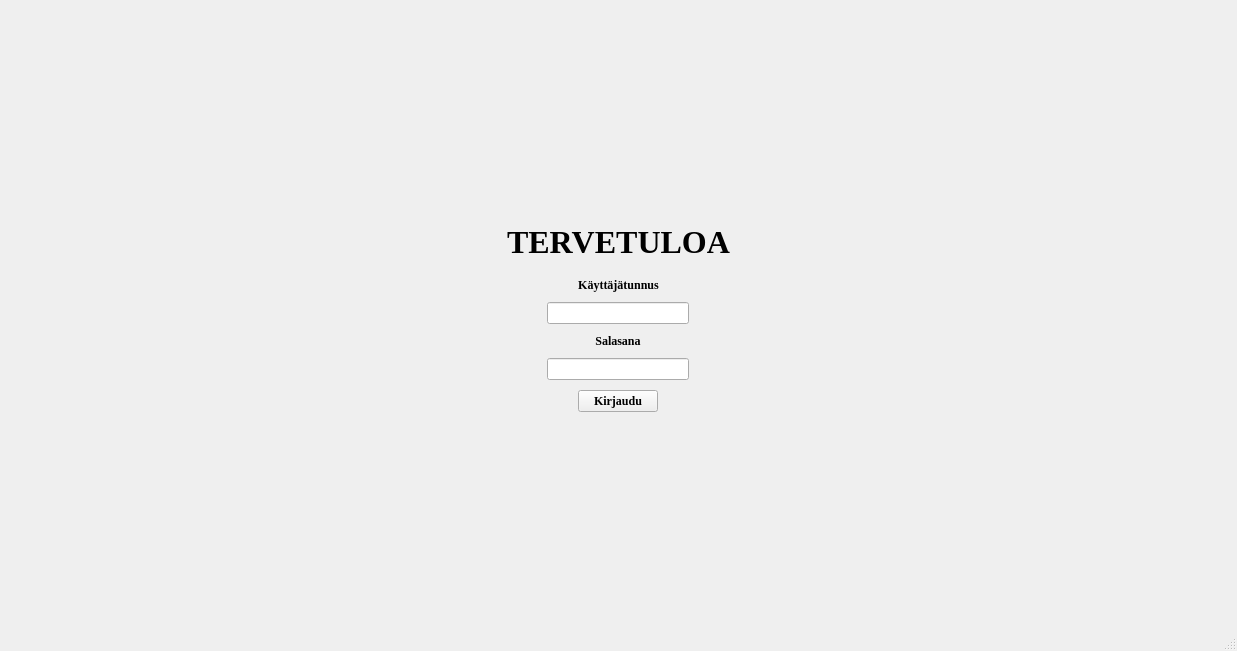
The window that bank-automat/mainwindow.ui (Sahid1981/NEWPankkiautomaatti) describes before a commit, drawn with Qt 5.
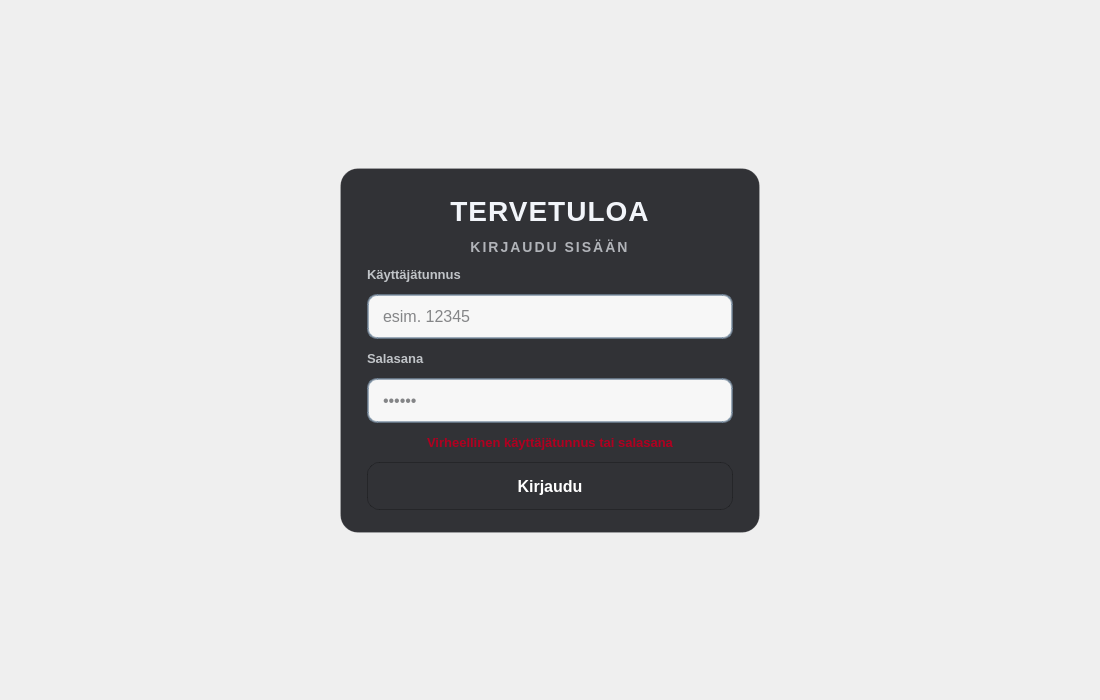
The same window after the commit.

Commit message: mainwindow.ui ulkoasua paranneltu

What changed in the file:
```diff
--- a/bank-automat/mainwindow.ui
+++ b/bank-automat/mainwindow.ui
@@ -6,30 +6,120 @@
    <rect>
     <x>0</x>
     <y>0</y>
-    <width>1237</width>
-    <height>651</height>
+    <width>1100</width>
+    <height>700</height>
    </rect>
   </property>
   <property name="windowTitle">
    <string>MainWindow</string>
   </property>
-  <property name="autoFillBackground">
-   <bool>false</bool>
+
+  <!-- ATM theme directly in UI -->
+  <property name="styleSheet">
+   <string notr="true"><![CDATA[
+/* =========================
+   ATM THEME (MainWindow.ui)
+   ========================= */
+
+/* Base */
+QWidget#centralwidget {
+    background: transparent;
+    font-family: "Segoe UI";
+    font-size: 16px;
+}
+
+/* ATM panel/card */
+QFrame#loginCard {
+    background-color: rgba(18, 20, 24, 220);
+    border: 1px solid rgba(255, 255, 255, 30);
+    border-radius: 18px;
+}
+
+/* Titles */
+QLabel#welcomeLabel {
+    color: #F2F5FA;
+    font-size: 28px;
+    font-weight: 800;
+    letter-spacing: 1px;
+}
+
+QLabel#subtitleLabel {
+    color: rgba(242, 245, 250, 170);
+    font-size: 14px;
+    font-weight: 700;
+    letter-spacing: 2px;
+}
+
+/* Field labels */
+QLabel#userLabel, QLabel#passLabel {
+    color: rgba(242, 245, 250, 190);
+    font-size: 13px;
+    font-weight: 700;
+}
+
+/* Inputs */
+QLineEdit#user, QLineEdit#password {
+    background-color: rgba(255, 255, 255, 245);
+    color: #121418;
+
+    border: 2px solid rgba(120, 140, 160, 180);
+    border-radius: 10px;
+
+    padding: 10px 12px;
+    font-size: 16px;
+}
+
+QLineEdit#user:focus, QLineEdit#password:focus {
+    border: 2px solid rgba(40, 110, 220, 230);
+    background-color: rgba(255, 255, 255, 255);
+}
+
+QLineEdit#user::placeholder, QLineEdit#password::placeholder {
+    color: rgba(18, 20, 24, 110);
+}
+
+/* Error */
+QLabel#errorLabel {
+    color: #B00020;
+    font-size: 13px;
+    font-weight: 800;
+}
+
+/* Login button */
+QPushButton#KirjauduButton {
+    background: qlineargradient(x1:0, y1:0, x2:0, y2:1,
+                                stop:0 #2A5CFF,
+                                stop:1 #1B3FBF);
+    color: #FFFFFF;
+
+    border: 1px solid rgba(0, 0, 0, 60);
+    border-radius: 12px;
+
+    font-size: 16px;
+    font-weight: 800;
+    padding: 12px 14px;
+}
+
+QPushButton#KirjauduButton:hover {
+    background: qlineargradient(x1:0, y1:0, x2:0, y2:1,
+                                stop:0 #3A6DFF,
+                                stop:1 #2449D8);
+}
+
+QPushButton#KirjauduButton:pressed {
+    /* pressed: painuu alas -> vaihda border-bottom pienemmäksi */
+    background: qlineargradient(x1:0, y1:0, x2:0, y2:1,
+                                stop:0 #1E47D6,
+                                stop:1 #16339E);
+    border-bottom: 1px solid rgba(0, 0, 0, 110);
+    padding-top: 13px;  /* pieni “painallus” */
+    padding-bottom: 11px;
+}
+]]></string>
   </property>
+
   <widget class="QWidget" name="centralwidget">
-   <property name="font">
-    <font>
-     <family>Georgia</family>
-     <bold>true</bold>
-    </font>
-   </property>
-   <property name="layoutDirection">
-    <enum>Qt::LayoutDirection::LeftToRight</enum>
-   </property>
-   <layout class="QVBoxLayout" name="verticalLayout">
-    <property name="spacing">
-     <number>10</number>
-    </property>
+   <layout class="QVBoxLayout" name="rootLayout">
     <property name="leftMargin">
      <number>0</number>
     </property>
@@ -42,6 +132,7 @@
     <property name="bottomMargin">
      <number>0</number>
     </property>
+
     <item>
      <spacer name="topSpacer">
       <property name="orientation">
@@ -50,147 +141,150 @@
       <property name="sizeHint" stdset="0">
        <size>
         <width>20</width>
-        <height>100</height>
+        <height>120</height>
        </size>
       </property>
      </spacer>
     </item>
-    <item alignment="Qt::AlignmentFlag::AlignHCenter">
-     <widget class="QLabel" name="welcomeLabel">
+
+    <item alignment="Qt::AlignHCenter">
+     <widget class="QFrame" name="loginCard">
       <property name="minimumSize">
        <size>
-        <width>0</width>
-        <height>50</height>
+        <width>420</width>
+        <height>0</height>
        </size>
       </property>
       <property name="maximumSize">
        <size>
-        <width>300</width>
-        <height>100</height>
+        <width>480</width>
+        <height>16777215</height>
        </size>
       </property>
-      <property name="font">
-       <font>
-        <family>Georgia</family>
-        <italic>false</italic>
-        <bold>true</bold>
-       </font>
-      </property>
-      <property name="layoutDirection">
-       <enum>Qt::LayoutDirection::LeftToRight</enum>
-      </property>
       <property name="frameShape">
-       <enum>QFrame::Shape::NoFrame</enum>
+       <enum>QFrame::NoFrame</enum>
       </property>
+      <layout class="QVBoxLayout" name="loginCardLayout">
+       <property name="spacing">
+        <number>12</number>
+       </property>
+       <property name="leftMargin">
+        <number>26</number>
+       </property>
+       <property name="topMargin">
+        <number>26</number>
+       </property>
+       <property name="rightMargin">
+        <number>26</number>
+       </property>
+       <property name="bottomMargin">
+        <number>22</number>
+       </property>
+
+       <item>
+        <widget class="QLabel" name="welcomeLabel">
       <property name="text">
-       <string>&lt;html&gt;&lt;head/&gt;&lt;body&gt;&lt;p align=&quot;center&quot;&gt;&lt;span style=&quot; font-size:24pt;&quot;&gt;TERVETULOA&lt;/span&gt;&lt;/p&gt;&lt;/body&gt;&lt;/html&gt;</string>
-      </property>
-      <property name="scaledContents">
-       <bool>false</bool>
-      </property>
+          <string>TERVETULOA</string>
+         </property>
+         <property name="alignment">
+          <set>Qt::AlignCenter</set>
+         </property>
+        </widget>
+       </item>
+
+       <item>
+        <widget class="QLabel" name="subtitleLabel">
+         <property name="text">
+          <string>KIRJAUDU SISÄÄN</string>
+         </property>
       <property name="alignment">
-       <set>Qt::AlignmentFlag::AlignCenter</set>
+          <set>Qt::AlignCenter</set>
       </property>
      </widget>
     </item>
-    <item alignment="Qt::AlignmentFlag::AlignHCenter">
+
+       <item>
      <widget class="QLabel" name="userLabel">
-      <property name="maximumSize">
-       <size>
-        <width>142</width>
-        <height>16777215</height>
-       </size>
-      </property>
       <property name="text">
        <string>Käyttäjätunnus</string>
       </property>
-      <property name="alignment">
-       <set>Qt::AlignmentFlag::AlignCenter</set>
-      </property>
-     </widget>
-    </item>
-    <item alignment="Qt::AlignmentFlag::AlignHCenter">
+        </widget>
+       </item>
+
+       <item>
      <widget class="QLineEdit" name="user">
-      <property name="sizePolicy">
-       <sizepolicy hsizetype="Fixed" vsizetype="Fixed">
-        <horstretch>0</horstretch>
-        <verstretch>0</verstretch>
-       </sizepolicy>
-      </property>
       <property name="minimumSize">
        <size>
-        <width>142</width>
-        <height>22</height>
-       </size>
-      </property>
-      <property name="maximumSize">
-       <size>
-        <width>142</width>
-        <height>22</height>
-       </size>
+           <width>0</width>
+           <height>44</height>
+          </size>
+         </property>
+         <property name="placeholderText">
+          <string>esim. 12345</string>
       </property>
      </widget>
     </item>
-    <item alignment="Qt::AlignmentFlag::AlignHCenter">
+
+       <item>
      <widget class="QLabel" name="passLabel">
-      <property name="maximumSize">
-       <size>
-        <width>142</width>
-        <height>16777215</height>
-       </size>
-      </property>
       <property name="text">
        <string>Salasana</string>
       </property>
-      <property name="alignment">
-       <set>Qt::AlignmentFlag::AlignCenter</set>
-      </property>
-     </widget>
-    </item>
-    <item alignment="Qt::AlignmentFlag::AlignHCenter">
+        </widget>
+       </item>
+
+       <item>
      <widget class="QLineEdit" name="password">
-      <property name="sizePolicy">
-       <sizepolicy hsizetype="Fixed" vsizetype="Fixed">
-        <horstretch>0</horstretch>
-        <verstretch>0</verstretch>
-       </sizepolicy>
-      </property>
       <property name="minimumSize">
        <size>
-        <width>142</width>
-        <height>22</height>
-       </size>
-      </property>
-      <property name="maximumSize">
-       <size>
-        <width>142</width>
-        <height>22</height>
+           <width>0</width>
+           <height>44</height>
        </size>
       </property>
       <property name="echoMode">
-       <enum>QLineEdit::EchoMode::Password</enum>
+          <enum>QLineEdit::Password</enum>
+         </property>
+         <property name="placeholderText">
+          <string>••••••</string>
       </property>
      </widget>
     </item>
-    <item alignment="Qt::AlignmentFlag::AlignHCenter">
-     <widget class="QPushButton" name="KirjauduButton">
-      <property name="enabled">
+
+       <item>
+        <widget class="QLabel" name="errorLabel">
+         <property name="visible">
+          <bool>false</bool>
+         </property>
+         <property name="text">
+          <string>Virheellinen käyttäjätunnus tai salasana</string>
+         </property>
+         <property name="alignment">
+          <set>Qt::AlignCenter</set>
+         </property>
+         <property name="wordWrap">
        <bool>true</bool>
       </property>
-      <property name="sizePolicy">
-       <sizepolicy hsizetype="Fixed" vsizetype="Fixed">
-        <horstretch>0</horstretch>
-        <verstretch>0</verstretch>
-       </sizepolicy>
-      </property>
-      <property name="layoutDirection">
-       <enum>Qt::LayoutDirection::LeftToRight</enum>
+        </widget>
+       </item>
+
+       <item>
+        <widget class="QPushButton" name="KirjauduButton">
+         <property name="minimumSize">
+          <size>
+           <width>0</width>
+           <height>48</height>
+          </size>
       </property>
       <property name="text">
        <string>Kirjaudu</string>
       </property>
      </widget>
     </item>
+
+      </layout>
+     </widget>
+    </item>
+
     <item>
      <spacer name="bottomSpacer">
       <property name="orientation">
@@ -199,24 +293,14 @@
       <property name="sizeHint" stdset="0">
        <size>
         <width>20</width>
-        <height>40</height>
+        <height>140</height>
        </size>
       </property>
      </spacer>
     </item>
+
    </layout>
   </widget>
-  <widget class="QMenuBar" name="menubar">
-   <property name="geometry">
-    <rect>
-     <x>0</x>
-     <y>0</y>
-     <width>1237</width>
-     <height>21</height>
-    </rect>
-   </property>
-  </widget>
-  <widget class="QStatusBar" name="statusbar"/>
  </widget>
  <resources/>
  <connections/>
```
Left out of the diff: 6 changed lines with no effect on the pictures. Lines whose indentation alone changed are shown as unchanged. The commit also changes 1 other file.
